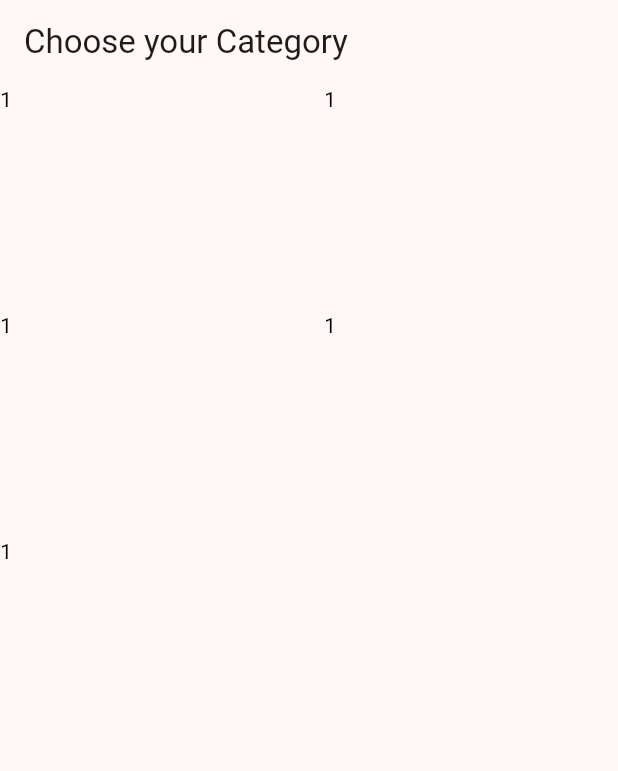
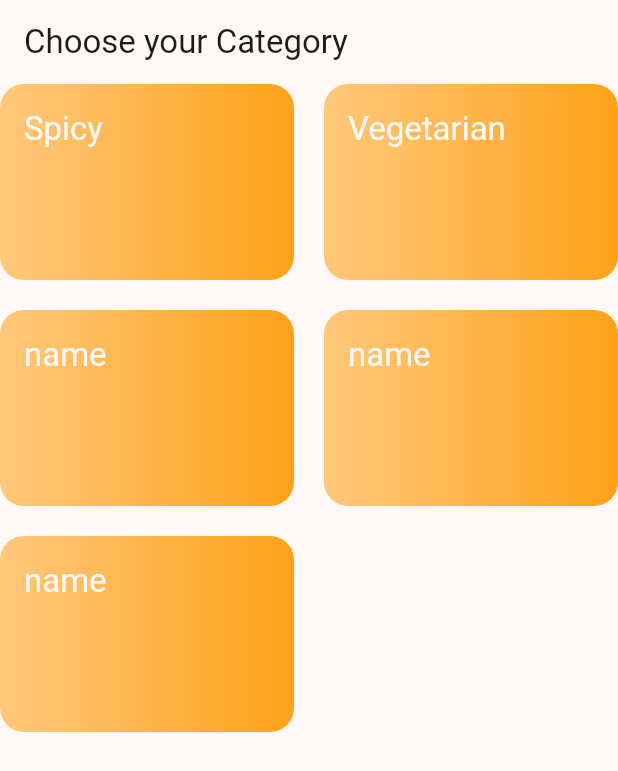
Before and after one commit to Priya-1305/Meels, a Flutter app: the screen it shows after launch, on a phone screen of 412 x 824 dp. Shown: the top 771 px of the screen. Run offline on Flutter 3.47's test engine with Material 3 defaults, Android fonts, the phone set to English and light mode, and no system bars; our stand-ins replace google_fonts.

Commit message:
added meal screen

```diff
--- /dev/null
+++ b/lib/Models/Category.dart
@@ -0,0 +1,14 @@
+import 'package:flutter/material.dart';
+import 'package:flutter/material.dart';
+
+class Category {
+  const Category({
+    required this.id,
+    required this.name,
+    this.color = Colors.orange,
+  });
+
+  final String id;
+  final String name;
+  final Color color;
+}
--- a/lib/categoryScreen.dart
+++ b/lib/Screens/categoryScreen.dart
@@ -1,4 +1,7 @@
+import 'package:flutter/foundation.dart';
 import 'package:flutter/material.dart';
+import 'package:meal_app/Widgets/Category_grid_Item.dart';
+import 'package:meal_app/data/dummy_data.dart';
 
 class Categoryscreen extends StatelessWidget {
   const Categoryscreen({super.key});
@@ -16,11 +19,8 @@ class Categoryscreen extends StatelessWidget {
         ),
 
         children: [
-          Text("1", style: TextStyle(color: Colors.black)),
-          Text("1", style: TextStyle(color: Colors.black)),
-          Text("1", style: TextStyle(color: Colors.black)),
-          Text("1", style: TextStyle(color: Colors.black)),
-          Text("1", style: TextStyle(color: Colors.black)),
+          for (final category in available_categories)
+            CategoryGridItem(category: category),
         ],
       ),
     );
--- /dev/null
+++ b/lib/Widgets/Category_grid_Item.dart
@@ -0,0 +1,34 @@
+import 'package:flutter/material.dart';
+import 'package:meal_app/Models/Category.dart';
+
+class CategoryGridItem extends StatelessWidget {
+  const CategoryGridItem({super.key, required this.category});
+  final Category category;
+
+  @override
+  Widget build(BuildContext context) {
+    return InkWell(
+      onTap: () {},
+      splashColor: Theme.of(context).primaryColor,
+      borderRadius: BorderRadius.circular(16),
+      child: Container(
+        padding: EdgeInsets.all(16.0),
+        decoration: BoxDecoration(
+          borderRadius: BorderRadius.circular(16.0),
+          gradient: LinearGradient(
+            colors: [
+              category.color.withOpacity(0.5),
+              category.color.withOpacity(0.9),
+            ],
+          ),
+        ),
+        child: Text(
+          category.name,
+          style: Theme.of(context).textTheme.titleLarge!.copyWith(
+            color: Theme.of(context).colorScheme.background,
+          ),
+        ),
+      ),
+    );
+  }
+}
--- /dev/null
+++ b/lib/data/Models/Category.dart
@@ -0,0 +1 @@
+// TODO Implement this library.
--- /dev/null
+++ b/lib/data/dummy_data.dart
@@ -0,0 +1,9 @@
+import 'package:meal_app/Models/Category.dart';
+
+const available_categories = [
+  Category(id: 'C1', name: 'Spicy'),
+  Category(id: 'C1', name: 'Vegetarian'),
+  Category(id: 'C1', name: 'name'),
+  Category(id: 'C1', name: 'name'),
+  Category(id: 'C1', name: 'name'),
+];
--- a/lib/main.dart
+++ b/lib/main.dart
@@ -1,7 +1,7 @@
 import 'package:flutter/material.dart';
 import 'package:meal_app/HomePage.dart';
 import 'package:google_fonts/google_fonts.dart';
-import 'package:meal_app/categoryScreen.dart';
+import '../Screens/categoryScreen.dart';
 
 void main() {
   runApp(const MyApp());
```
Also changed, not shown: lib/Models/meal.dart (added, +35 -0 lines), 1 other file.
